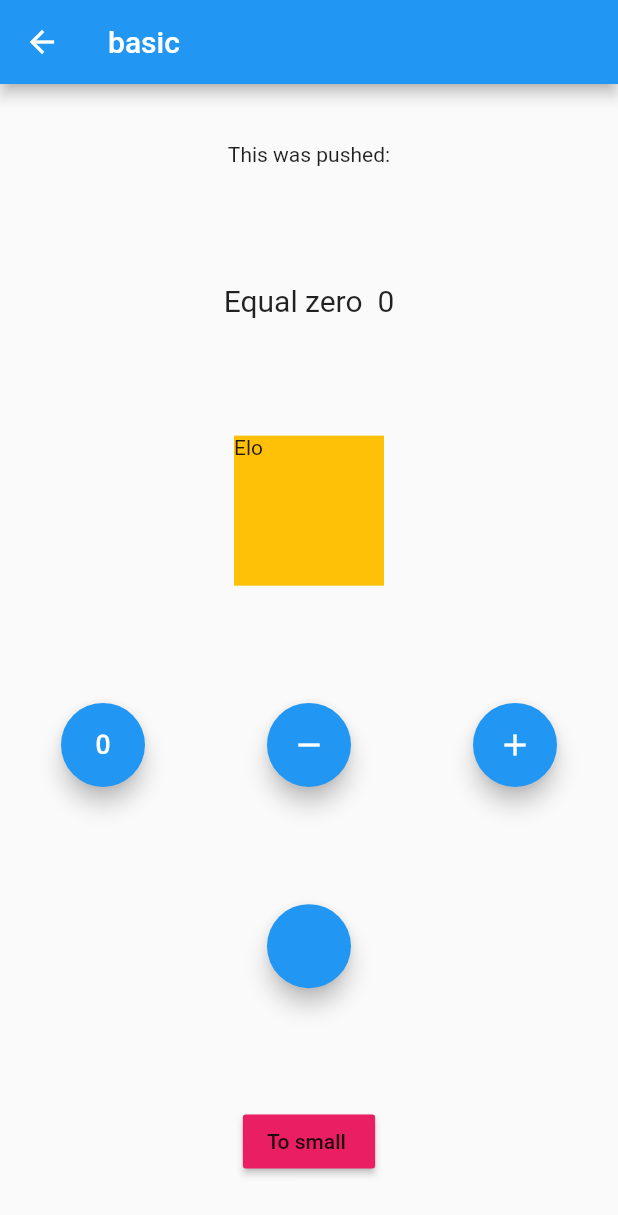
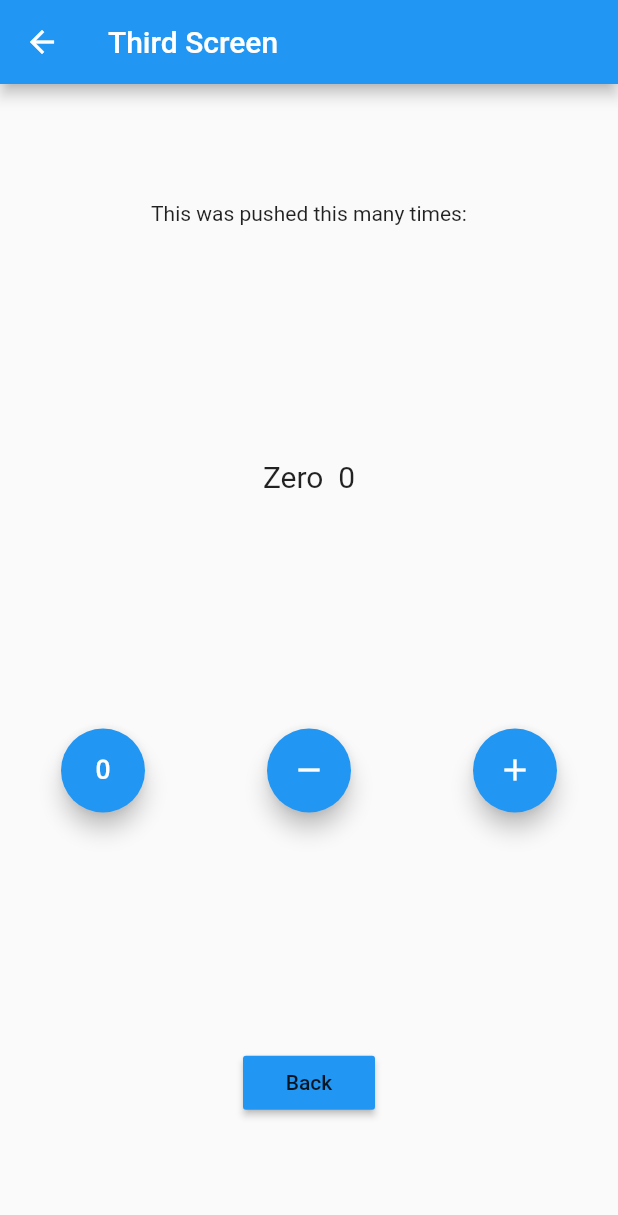
Before and after one commit to dsznycer/bloc_test, a Flutter app: the screen it shows after launch, after a tap on the "remove" icon, after a tap on the "add" icon, after a tap on "Third Page", on a phone screen of 412 x 824 dp. Shown: the top 1215 px of the screen. Run offline on Flutter 3.47's test engine with Material 2 defaults, Android fonts, the light colour scheme and no system bars; our stand-ins replace bloc, connectivity_plus, flutter_bloc, hydrated_bloc.

Commit message:
adding const and correcting minor bugs

```diff
--- a/lib/presentation/router/app_router.dart
+++ b/lib/presentation/router/app_router.dart
@@ -3,6 +3,7 @@ import 'package:flutter_bloc/flutter_bloc.dart';
 import 'package:test_bloc_app/logic/cubit/counter_cubit.dart';
 import 'package:test_bloc_app/presentation/screens/home_screen.dart';
 import 'package:test_bloc_app/presentation/screens/second_screen.dart';
+import 'package:test_bloc_app/presentation/screens/third_screen.dart';
 
 class AppRouter {
   Route onGenerateRoute(RouteSettings routeSettings) {
@@ -20,7 +21,7 @@ class AppRouter {
       case '/third':
         return MaterialPageRoute(
           builder: (context) =>
-              SecondScreen(color: Colors.blue, text: 'Third Screen'),
+              ThirdScreen(color: Colors.blue, text: 'Third Screen'),
         );
         break;
       default:
--- a/lib/presentation/screens/home_screen.dart
+++ b/lib/presentation/screens/home_screen.dart
@@ -105,7 +105,7 @@ class HomeScreen extends StatelessWidget {
                     );
                   } else if (state.counterValue == 0) {
                     return Text(
-                      "Less than zero  " + state.counterValue.toString(),
+                      "There is nothing " + state.counterValue.toString(),
                       style: const TextStyle(fontSize: 20),
                     );
                   } else {
--- a/lib/presentation/screens/second_screen.dart
+++ b/lib/presentation/screens/second_screen.dart
@@ -4,22 +4,17 @@ import 'package:test_bloc_app/logic/cubit/settings_cubit.dart';
 import 'package:test_bloc_app/logic/cubit/testu_cubit.dart';
 import '../../logic/cubit/counter_cubit.dart';
 
-class SecondScreen extends StatefulWidget {
+class SecondScreen extends StatelessWidget {
   Color color;
   String text;
 
   SecondScreen({required this.color, required this.text, super.key});
 
   @override
-  State<SecondScreen> createState() => _SecondScreenState();
-}
-
-class _SecondScreenState extends State<SecondScreen> {
-  @override
   Widget build(BuildContext context) {
     return Scaffold(
       appBar: AppBar(
-        backgroundColor: widget.color,
+        backgroundColor: color,
         title: Text(context.watch<TestuCubit>().state.text),
       ),
       body: Column(
@@ -35,12 +30,12 @@ class _SecondScreenState extends State<SecondScreen> {
                 );
               } else if (state.counterValue == 0) {
                 return Text(
-                  "Equal zero  " + state.counterValue.toString(),
+                  "Equal zero " + state.counterValue.toString(),
                   style: const TextStyle(fontSize: 20),
                 );
               } else {
                 return Text(
-                  "You are on plus   " + state.counterValue.toString(),
+                  "You are on plus " + state.counterValue.toString(),
                   style: const TextStyle(fontSize: 20),
                 );
               }
@@ -53,9 +48,11 @@ class _SecondScreenState extends State<SecondScreen> {
                 height: 100,
                 width: 100,
                 color: state.color,
-                child: Text(
-                  'Elo',
-                  style: TextStyle(fontSize: state.size.toDouble()),
+                child: const Text(
+                  'This box show state color',
+                  maxLines: 3,
+                  style:
+                      TextStyle(fontSize: 14, overflow: TextOverflow.ellipsis),
                 ),
               );
             } else {
@@ -98,7 +95,8 @@ class _SecondScreenState extends State<SecondScreen> {
           ),
           FloatingActionButton(
               heroTag: 123,
-              focusColor: widget.color,
+              focusColor: color,
+              child: Icon(Icons.arrow_back),
               onPressed: (() => Navigator.of(context).pop())),
           MaterialButton(
               color: Colors.pink,
--- a/lib/presentation/screens/third_screen.dart
+++ b/lib/presentation/screens/third_screen.dart
@@ -3,23 +3,18 @@ import 'package:flutter_bloc/flutter_bloc.dart';
 import 'package:test_bloc_app/presentation/screens/second_screen.dart';
 import '../../logic/cubit/counter_cubit.dart';
 
-class ThirdScreen extends StatefulWidget {
+class ThirdScreen extends StatelessWidget {
   Color color;
   String text;
 
   ThirdScreen({required this.color, required this.text, super.key});
 
   @override
-  State<ThirdScreen> createState() => _ThirdScreenState();
-}
-
-class _ThirdScreenState extends State<ThirdScreen> {
-  @override
   Widget build(BuildContext context) {
     return Scaffold(
       appBar: AppBar(
-        backgroundColor: widget.color,
-        title: Text(widget.text),
+        backgroundColor: color,
+        title: Text(text),
       ),
       body: Column(
         mainAxisAlignment: MainAxisAlignment.spaceAround,
@@ -29,7 +24,7 @@ class _ThirdScreenState extends State<ThirdScreen> {
             builder: (context, state) {
               if (state.counterValue < 0) {
                 return Text(
-                  "You are under  " + state.counterValue.toString(),
+                  "You are under " + state.counterValue.toString(),
                   style: const TextStyle(fontSize: 20),
                 );
               } else if (state.counterValue == 0) {
@@ -39,7 +34,7 @@ class _ThirdScreenState extends State<ThirdScreen> {
                 );
               } else {
                 return Text(
-                  "Jesteś na plus!   " + state.counterValue.toString(),
+                  "You are on plus " + state.counterValue.toString(),
                   style: const TextStyle(fontSize: 20),
                 );
               }
@@ -73,7 +68,7 @@ class _ThirdScreenState extends State<ThirdScreen> {
             ],
           ),
           MaterialButton(
-              color: widget.color,
+              color: color,
               child: const Text('Back'),
               onPressed: () {
                 Navigator.of(context).pop();
```
Also changed, not shown: 3 other files.
